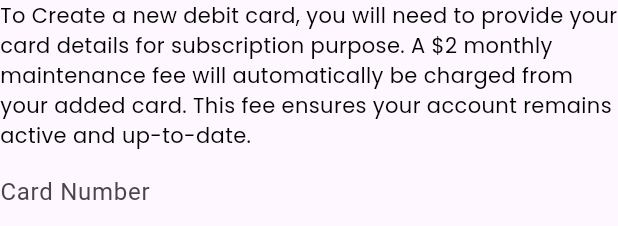
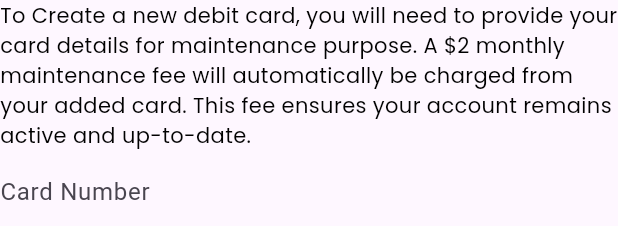
Before and after one commit to iCoder38/ride_card_app, a Flutter app: the BottomSheetForm widget shown alone on an empty page, opened directly, on a phone screen of 412 x 824 dp. Shown: the top 226 px of the screen. Run offline on Flutter 3.47's test engine with Material 3 defaults, Android fonts, the phone set to English and light mode, and no system bars; our stand-ins replace cached_network_image, cloud_firestore, firebase_auth, firebase_core, firebase_messaging, flutter_cache_manager and 14 more; missing offline and left inert: flutter_stripe, neopop, network_info_plus, u_credit_card; accounts and stored records are empty; network calls fail; project files that could hold a hidden picture were left out; key blocks and very long unbroken strings in the code were emptied for the run.

Commit message:
23-september-2024:12:50pm

```diff
--- a/lib/classes/screens/all_accounts/all_accounts.dart
+++ b/lib/classes/screens/all_accounts/all_accounts.dart
@@ -1442,7 +1442,7 @@ class _BottomSheetFormState extends State<BottomSheetForm> {
             mainAxisSize: MainAxisSize.min,
             children: [
               textFontPOOPINS(
-                "To Create a new ${widget.title}, you will need to provide your card details for subscription purpose. A \$2 monthly maintenance fee will automatically be charged from your added card. This fee ensures your account remains active and up-to-date.",
+                "To Create a new ${widget.title}, you will need to provide your card details for maintenance purpose. A \$2 monthly maintenance fee will automatically be charged from your added card. This fee ensures your account remains active and up-to-date.",
                 Colors.black,
                 14.0,
               ),
--- a/lib/classes/screens/convenience_fee/convenience_fees.dart
+++ b/lib/classes/screens/convenience_fee/convenience_fees.dart
@@ -144,7 +144,7 @@ class _ConvenienceFeesChargesScreenState
             : Padding(
                 padding: const EdgeInsets.all(8.0),
                 child: textFontPOOPINS(
-                  'To Create a ${widget.title}, you will need to provide your card details for subscription purpose. A "\$2" monthly maintenance fee will automatically be charged from your added card. This fee ensures your ${widget.title} remains active and up-to-date.',
+                  'To Create a ${widget.title}, you will need to provide your card details for maintenance purpose. A "\$2" monthly maintenance fee will automatically be charged from your added card. This fee ensures your ${widget.title} remains active and up-to-date.',
                   Colors.grey,
                   12.0,
                 ),
--- a/lib/classes/screens/register/register.dart
+++ b/lib/classes/screens/register/register.dart
@@ -95,8 +95,8 @@ class _RegisterScreenState extends State<RegisterScreen> {
               height: 80.0,
             ),
             widget.strProfileIs == '2'
-                ? customNavigationBar(context, 'Register (User)')
-                : customNavigationBar(context, 'Register (Business)'),
+                ? customNavigationBar(context, 'Register')
+                : customNavigationBar(context, 'Register'),
             GestureDetector(
               onTap: () {
                 openGalleryOrCamera(context);
```
